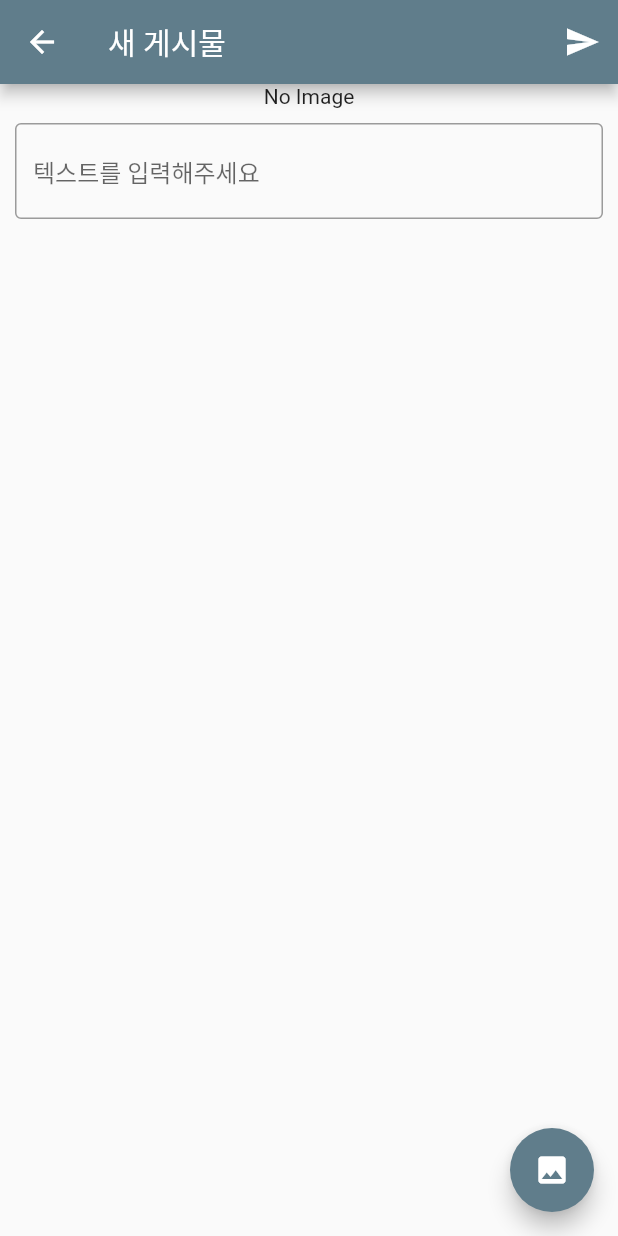
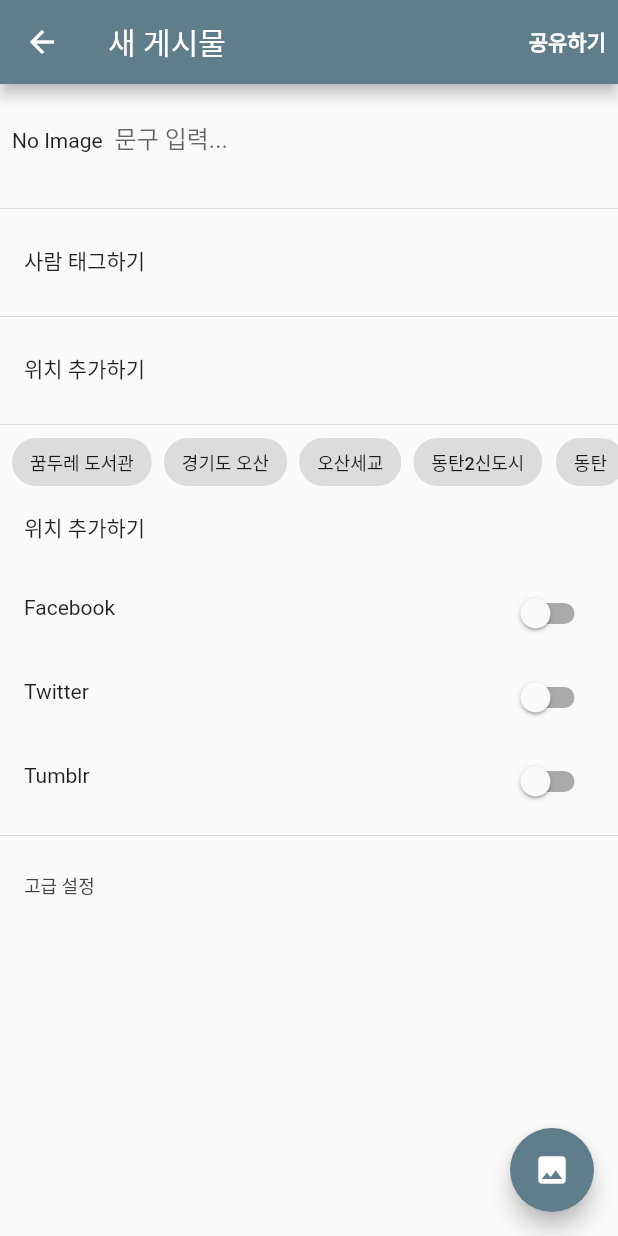
Before and after one commit to ralphlhs/windows_app_2, a Flutter app: the CreatePage screen opened directly with empty values, on a phone screen of 412 x 824 dp. Run offline on Flutter 3.47's test engine with Material 2 defaults, Android fonts, the phone set to English and light mode, and no system bars; our stand-ins replace cloud_firestore, firebase_auth, firebase_core, firebase_storage, flutter_signin_button, google_fonts and 3 more; accounts and stored records are empty.

Commit message:
Create page 재 작성

```diff
--- a/lib/create_page.dart
+++ b/lib/create_page.dart
@@ -58,17 +58,19 @@ class _CreatePageState extends State<CreatePage> {
 
   _buildAppbar() {
     return AppBar(
-      title: const Text("새 게시물", textAlign: TextAlign.center,),
+      title: const Text(
+        "새 게시물",
+        textAlign: TextAlign.center,
+      ),
       actions: [
-        IconButton(onPressed: () {
+        TextButton(
+          onPressed: () {
             // uploadToFirebase;
 
             final firebaseStorageRef = FirebaseStorage.instance
                 .ref()
                 .child('post')
-              .child('${DateTime
-              .now()
-              .millisecondsSinceEpoch}.jpg');
+                .child('${DateTime.now().millisecondsSinceEpoch}.jpg');
 
             final task = firebaseStorageRef.putFile(
                 _image!, SettableMetadata(contentType: 'image/jpg'));
@@ -90,40 +92,155 @@ class _CreatePageState extends State<CreatePage> {
                 });
               });
             });
-
-
-        }, icon: const Icon(Icons.send)),
+          },
+          child: const Text(
+            '공유하기',
+            style: TextStyle(color: Colors.white, fontWeight: FontWeight.bold ),
+          ),
+        )
       ],
     );
   }
 
-  _buildBody() {
+  Widget _buildBody() {
     return SingleChildScrollView(
       child: Column(
-        children: [
-          _image == null ? const Text("No Image") : Image.file(_image!),
+        children: <Widget>[
           Padding(
-            padding: const EdgeInsets.all(10.0),
+            padding: const EdgeInsets.all(8.0),
+            child: Row(
+              children: <Widget>[
+                _buildImage(),
+                const SizedBox(
+                  width: 8.0,
+                ),
+                Expanded(
                   child: TextField(
                     controller: _textfield,
-              // onSubmitted: sendMsg,  //키보드로 엔터 클릭 시 호출
-              // onChanged: checkText,  //text 가 입력될 때 마다 호출
                     decoration: const InputDecoration(
-                // labelText: '텍스트 입력',
-                hintText: '텍스트를 입력해주세요',
-                border: OutlineInputBorder(), //외곽선
+                      border: InputBorder.none,
+                      labelText: '문구 입력...',
                     ),
-              onTap: (){
-                setState(() {
-                  _text = _textfield.text;
-                });
-              },
+                  ),
+                )
+              ],
+            ),
+          ),
+          const Divider(),
+          const ListTile(
+            leading: Text('사람 태그하기'),
+          ),
+          const Divider(),
+          const ListTile(
+            leading: Text('위치 추가하기'),
+          ),
+          const Divider(),
+          _buildLocation(),
+          const ListTile(
+            leading: Text('위치 추가하기'),
+          ),
+          ListTile(
+            leading: Text('Facebook'),
+            trailing: Switch(
+              value: false,
+              onChanged: (bool value) {},
+            ),
+          ),
+          ListTile(
+            leading: Text('Twitter'),
+            trailing: Switch(
+              value: false,
+              onChanged: (bool value) {},
+            ),
+          ),
+          ListTile(
+            leading: Text('Tumblr'),
+            trailing: Switch(
+              value: false,
+              onChanged: (bool value) {},
+            ),
+          ),
+          Divider(),
+          ListTile(
+            leading: Text(
+              '고급 설정',
+              style: TextStyle(
+                fontSize: 12.0,
+                color: Colors.grey[800],
+              ),
             ),
           ),
         ],
       ),
     );
   }
+
+  Widget _buildImage() {
+    return _image == null
+        ? const Text('No Image')
+        : Image.file(
+            _image!,
+            width: 50,
+            height: 50,
+            fit: BoxFit.cover,
+          );
+  }
+
+  Widget _buildLocation() {
+    final locationItems = [
+      '꿈두레 도서관',
+      '경기도 오산',
+      '오산세교',
+      '동탄2신도시',
+      '동탄',
+      '검색',
+    ];
+    return SizedBox(
+      height: 34.0,
+      child: ListView(
+        scrollDirection: Axis.horizontal,
+        children: locationItems.map((location) {
+          return Padding(
+            padding: const EdgeInsets.only(left: 8.0),
+            child: Chip(
+              label: Text(
+                location,
+                style: TextStyle(fontSize: 12.0),
+              ),
+            ),
+          );
+        }).toList(),
+      ),
+    );
+  }
+
+  // _buildBody() {
+  //   return SingleChildScrollView(
+  //     child: Column(
+  //       children: [
+  //         _image == null ? const Text("No Image") : Image.file(_image!),
+  //         Padding(
+  //           padding: const EdgeInsets.all(10.0),
+  //           child: TextField(
+  //             controller: _textfield,
+  //             // onSubmitted: sendMsg,  //키보드로 엔터 클릭 시 호출
+  //             // onChanged: checkText,  //text 가 입력될 때 마다 호출
+  //             decoration: const InputDecoration(
+  //               // labelText: '텍스트 입력',
+  //               hintText: '텍스트를 입력해주세요',
+  //               border: OutlineInputBorder(), //외곽선
+  //             ),
+  //             onTap: (){
+  //               setState(() {
+  //                 _text = _textfield.text;
+  //               });
+  //             },
+  //           ),
+  //         ),
+  //       ],
+  //     ),
+  //   );
+  // }
 
   Widget _buildButton() {
     return Column(mainAxisAlignment: MainAxisAlignment.end, children: <Widget>[
--- a/lib/loginPage.dart
+++ b/lib/loginPage.dart
@@ -170,8 +170,9 @@ class LoginPage extends StatelessWidget {
             ),
             SignInButton(
               Buttons.Google,
-              onPressed:
-                signInWithGoogle,
+              onPressed: () {
+                signInWithGoogle();
+              },
             ),
           ],
         ),
@@ -184,8 +185,7 @@ class LoginPage extends StatelessWidget {
     final GoogleSignInAccount? googleUser = await GoogleSignIn().signIn();
 
     // Obtain the auth details from the request
-    final GoogleSignInAuthentication googleAuth =
-        (await googleUser?.authentication)!;
+    final GoogleSignInAuthentication googleAuth = (await googleUser?.authentication)!;
 
     // Create a new credential
     final credential = GoogleAuthProvider.credential(
--- a/lib/pic_view.dart
+++ b/lib/pic_view.dart
@@ -87,4 +87,6 @@ class Picview extends StatelessWidget {
   }
 
   void _follow() {}
+
+  void _unfollow() {}
 }
```
Lines whose indentation alone changed are shown as unchanged.
